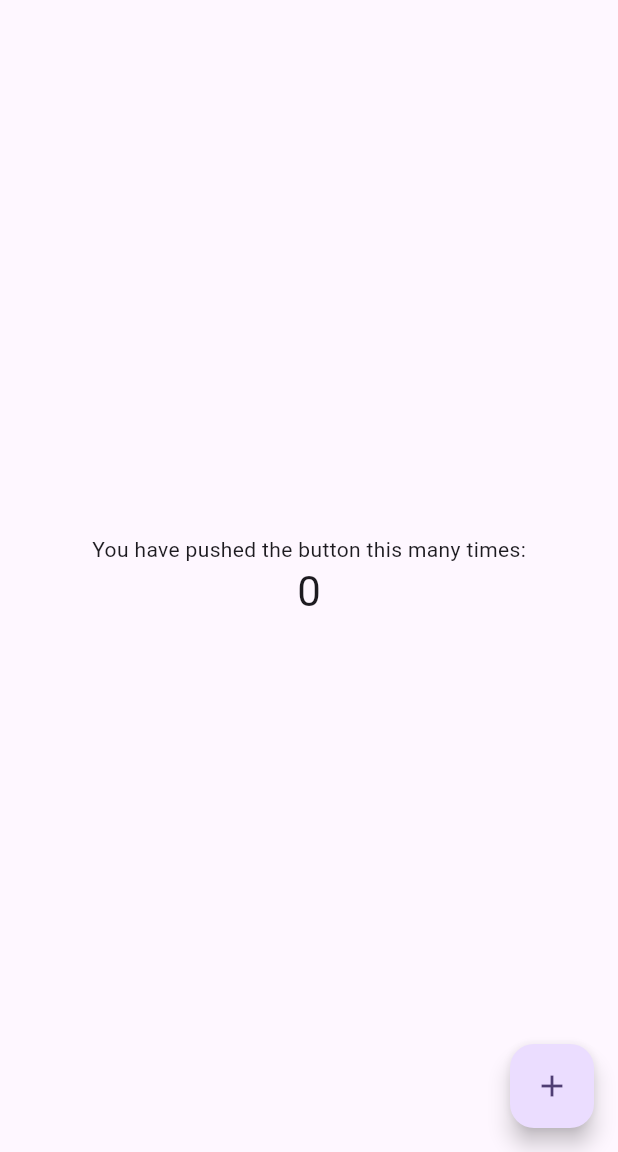
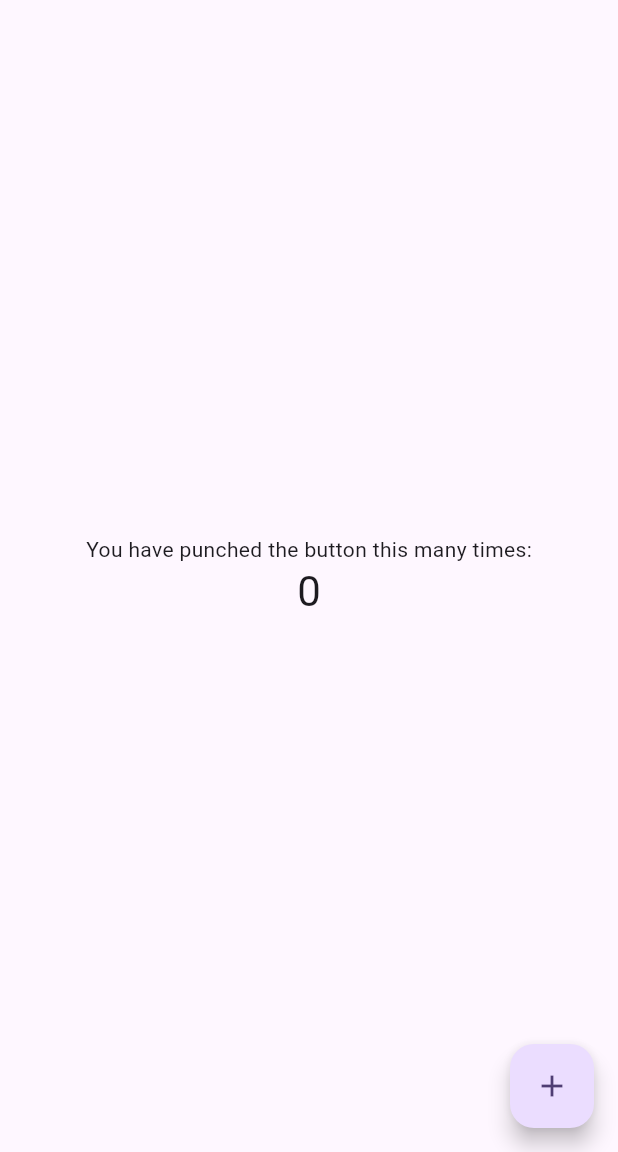
Before and after one commit to Junkfood-dk/JunkFoodApp, a Flutter app: the screen it shows after launch, on a phone screen of 412 x 824 dp, the part 84-1236 px from its top. Run offline on Flutter 3.47's test engine with Material 3 defaults, Android fonts, the phone set to English and light mode, and no system bars.

Commit message:
Changed text

```diff
--- a/lib/main.dart
+++ b/lib/main.dart
@@ -106,7 +106,7 @@ class _MyHomePageState extends State<MyHomePage> {
           mainAxisAlignment: MainAxisAlignment.center,
           children: <Widget>[
             const Text(
-              'You have pushed the button this many times:',
+              'You have punched the button this many times:',
             ),
             Text(
               '$_counter',
```
